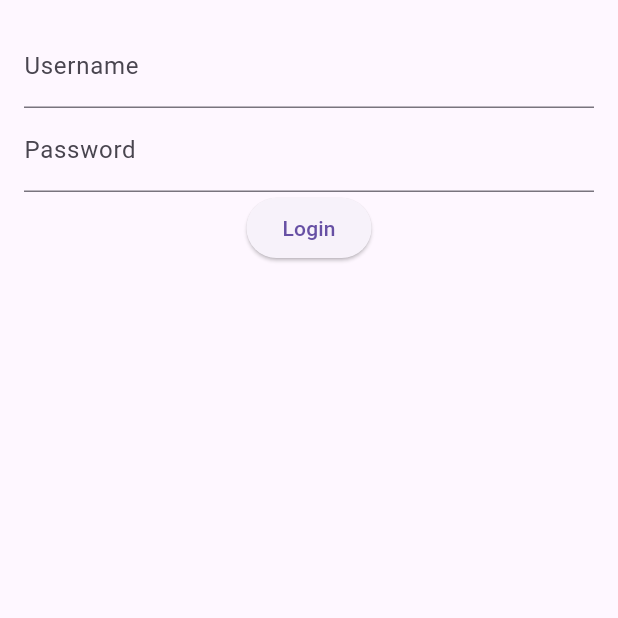
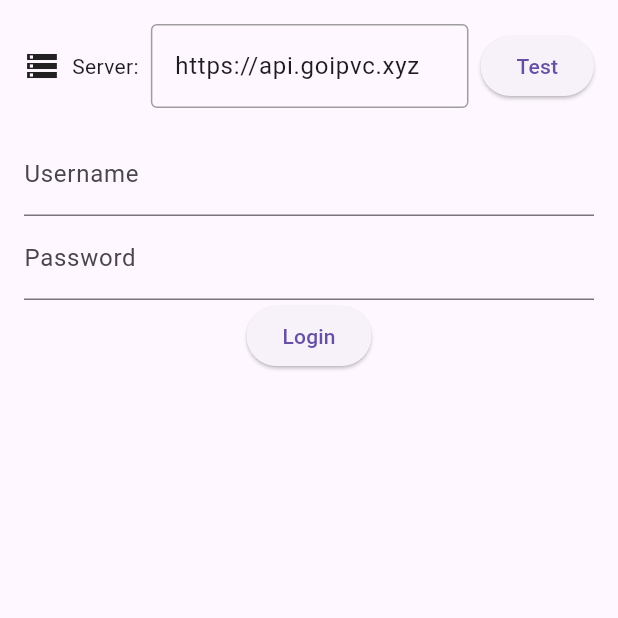
Before and after one commit to joaoalves03/testing, a Flutter app: the screen it shows after launch, on a phone screen of 412 x 824 dp, the top half of it. Run offline on Flutter 3.47's test engine with Material 3 defaults, Android fonts, the light colour scheme and no system bars; our stand-ins replace flex_color_scheme, flutter_svg, logger, shared_preferences.

Commit message:
feat: debug server URL input & ping on login

```diff
--- a/lib/ui/screens/login.dart
+++ b/lib/ui/screens/login.dart
@@ -16,17 +16,22 @@ class LoginScreen extends StatefulWidget {
 class LoginState extends State<LoginScreen> {
   final TextEditingController _usernameController = TextEditingController();
   final TextEditingController _passwordController = TextEditingController();
+  final TextEditingController _serverController =
+      TextEditingController(text: 'https://api.goipvc.xyz');
+  final FocusNode _serverFocusNode = FocusNode();
+  Color _serverBorderColor = Colors.grey;
 
   Future<void> _login() async {
     final String username = _usernameController.text;
     final String password = _passwordController.text;
+    final String serverUrl = _serverController.text;
 
     String? errorMessage;
 
     try {
       final response = await http
           .post(
-            Uri.parse('https://api.goipvc.xyz/login'),
+            Uri.parse('$serverUrl/login'),
             headers: <String, String>{
               'Content-Type': 'application/json; charset=UTF-8',
             },
@@ -40,6 +45,7 @@ class LoginState extends State<LoginScreen> {
       if (response.statusCode == 200) {
         SharedPreferences prefs = await SharedPreferences.getInstance();
         await prefs.setBool('isLoggedIn', true);
+        await prefs.setString('serverUrl', serverUrl);
 
         if (mounted) {
           Navigator.pushReplacementNamed(context, '/home');
@@ -63,6 +69,26 @@ class LoginState extends State<LoginScreen> {
     }
   }
 
+  Future<void> _pingServer() async {
+    final String serverUrl = _serverController.text;
+
+    try {
+      final response = await http
+          .get(Uri.parse(serverUrl))
+          .timeout(const Duration(seconds: 5));
+
+      if (response.statusCode == 200) {
+        setState(() {
+          _serverBorderColor = Colors.green;
+        });
+      }
+    } catch (e) {
+      setState(() {
+        _serverBorderColor = Colors.red;
+      });
+    }
+  }
+
   @override
   Widget build(BuildContext context) {
     return Scaffold(
@@ -70,6 +96,35 @@ class LoginState extends State<LoginScreen> {
         padding: const EdgeInsets.all(16.0),
         child: Column(
           children: <Widget>[
+            Row(
+              children: <Widget>[
+                Icon(Icons.storage),
+                SizedBox(width: 8.0),
+                Text('Server:'),
+                SizedBox(width: 8.0),
+                Expanded(
+                  child: TextField(
+                    controller: _serverController,
+                    focusNode: _serverFocusNode,
+                    decoration: InputDecoration(
+                      hintText: 'https://api.goipvc.xyz/',
+                      enabledBorder: OutlineInputBorder(
+                        borderSide: BorderSide(color: _serverBorderColor),
+                      ),
+                      focusedBorder: OutlineInputBorder(
+                        borderSide: BorderSide(color: _serverBorderColor),
+                      ),
+                    ),
+                  ),
+                ),
+                SizedBox(width: 8.0),
+                ElevatedButton(
+                  onPressed: _pingServer,
+                  child: Text('Test'),
+                ),
+              ],
+            ),
+            SizedBox(height: 16.0),
             TextField(
               controller: _usernameController,
               decoration: InputDecoration(labelText: S.of(context).username),
```
